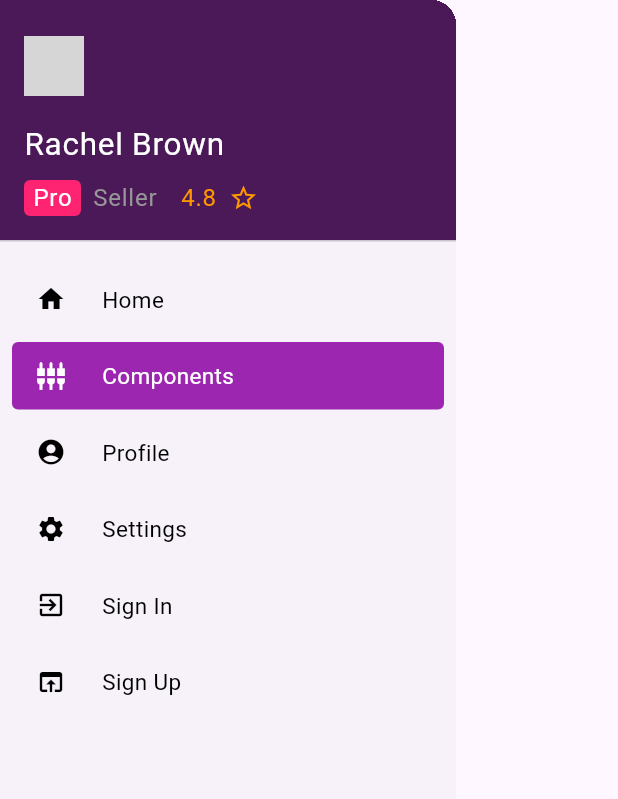
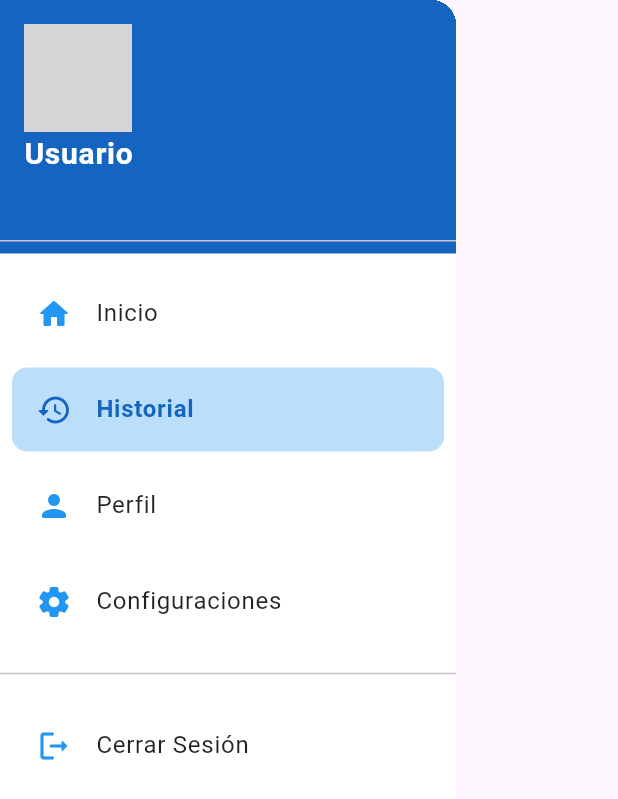
Before and after one commit to Bfarez21/flutter_application_1, a Flutter app: the MaterialDrawer widget shown alone on an empty page, opened directly, on a phone screen of 412 x 824 dp. Shown: the top 799 px of the screen. Run offline on Flutter 3.47's test engine with Material 3 defaults, Android fonts, the phone set to English and light mode, and no system bars; our stand-ins replace camera, carousel_slider, font_awesome_flutter, google_sign_in, scrollable_positioned_list; network calls fail; grey boxes are pictures that could not be loaded.

Commit message:
Menu y Historial
Menu modificado y historial con datos quemados

```diff
--- a/lib/main.dart
+++ b/lib/main.dart
@@ -9,6 +9,7 @@ import 'package:flutter_application_1/screens/onboarding.dart';
 import 'package:flutter_application_1/screens/signIn.dart';
 // vistas navegacion
 import 'package:flutter_application_1/screens/Camera.dart';
+import 'package:flutter_application_1/screens/Historial.dart';
 void main() => runApp(MaterialKitPROFlutter());
 
 class MaterialKitPROFlutter extends StatelessWidget {
@@ -25,7 +26,8 @@ class MaterialKitPROFlutter extends StatelessWidget {
           "/profile": (BuildContext context) => new Profile(),
           "/settings": (BuildContext context) => new Settings(),
           "/signin": (BuildContext context) => new Login(),
-          "/camara":(BuildContext context) => new Camara()
+          "/camara":(BuildContext context) => new Camara(),
+          "/historial": (BuildContext context) => new HistorialView()
         });
 
   }
--- a/lib/widgets/drawer.dart
+++ b/lib/widgets/drawer.dart
@@ -1,136 +1,190 @@
 import 'package:flutter/material.dart';
-// import 'package:url_launcher/url_launcher.dart';
+import 'package:google_sign_in/google_sign_in.dart';
 
-import 'package:flutter_application_1/constants/Theme.dart';
-import 'package:flutter_application_1/widgets/drawer-tile.dart';
+// Definición de la clase principal como StatelessWidget
+class MaterialDrawer extends StatelessWidget {
+  // Propiedades de la clase
+  final String currentPage;            // Página actual para resaltar en el menú
+  final GoogleSignInAccount? user;     // Datos del usuario de Google
 
-class MaterialDrawer extends StatelessWidget {
-  final String currentPage;
+  // Colores personalizados para toda la aplicación
+  static const Color primaryBlue = Color(0xFF2196F3);
+  static const Color darkBlue = Color(0xFF1565C0);
+  static const Color lightBlue = Color(0xFFBBDEFB);
 
-  MaterialDrawer({this.currentPage=""});
+  // Constructor de la clase
+  MaterialDrawer({this.currentPage = "", this.user});
 
   @override
   Widget build(BuildContext context) {
     return Drawer(
       child: Container(
-          child: Column(children: [
-        DrawerHeader(
-            decoration: BoxDecoration(color: MaterialColors.drawerHeader),
+        // Decoración con gradiente para el fondo del drawer
+        decoration: BoxDecoration(
+          gradient: LinearGradient(
+            begin: Alignment.topCenter,
+            end: Alignment.bottomCenter,
+            colors: [darkBlue, Colors.white],
+            stops: [0.3, 0.3],
+          ),
+        ),
+        child: Column(
+          children: [
+            // SECCIÓN 1: HEADER DEL USUARIO
+            UserAccountsDrawerHeader(
+              decoration: BoxDecoration(
+                color: Colors.transparent,
+              ),
+              // Widget para la foto de perfil
+              currentAccountPicture: CircleAvatar(
+                backgroundColor: lightBlue,
+                // Manejo condicional de la imagen de perfil
+                backgroundImage: user?.photoUrl != null
+                    ? NetworkImage(user!.photoUrl!)
+                    : const AssetImage('assets/default_profile.png') as ImageProvider,
+                radius: 50,
+              ),
+              // Nombre del usuario desde Google Sign In
+              accountName: Text(
+                user?.displayName ?? "Usuario",
+                style: const TextStyle(
+                  fontSize: 20,
+                  fontWeight: FontWeight.bold,
+                  color: Colors.white,
+                ),
+              ),
+              // Email del usuario desde Google Sign In
+              accountEmail: Text(
+                user?.email ?? "",
+                style: const TextStyle(
+                  color: Colors.white70,
+                  fontSize: 14,
+                ),
+              ),
+            ),
+
+            // SECCIÓN 2: MENÚ DE OPCIONES
+            Expanded(
               child: Container(
-                // padding: EdgeInsets.symmetric(horizontal: 28.0),
-                child: Column(
-              mainAxisAlignment: MainAxisAlignment.end,
-              crossAxisAlignment: CrossAxisAlignment.start,
+                color: Colors.white,
+                child: ListView(
+                  padding: const EdgeInsets.symmetric(vertical: 8.0),
                   children: [
-                CircleAvatar(
-                  backgroundImage: NetworkImage(
-                      "https://images.unsplash.com/photo-1512529920731-e8abaea917a5?fit=crop&w=840&q=80"),
+                    // Opción de Inicio
+                    _buildMenuItem(
+                      context: context,
+                      icon: Icons.home_rounded,
+                      title: "Inicio",
+                      route: '/home',
+                      isSelected: currentPage == "Home",
                     ),
-                Padding(
-                  padding: const EdgeInsets.only(bottom: 8.0, top: 16.0),
-                  child: Text("Rachel Brown",
-                      style: TextStyle(color: Colors.white, fontSize: 21)),
+
+                    // Opción de Historial
+                    _buildMenuItem(
+                      context: context,
+                      icon: Icons.history_rounded,
+                      title: "Historial",
+                      route: '/historial',
+                      isSelected: currentPage == "Historial",
                     ),
-                Padding(
-                  padding: const EdgeInsets.only(bottom: 8.0),
-                  child: Row(
-                    children: [
-                      Padding(
-                        padding: const EdgeInsets.only(right: 8.0),
-                        child: Container(
-                            padding: EdgeInsets.symmetric(horizontal: 6),
-                            decoration: BoxDecoration(
-                                borderRadius: BorderRadius.circular(4),
-                                color: MaterialColors.label),
-                            child: Text("Pro",
-                                style: TextStyle(
-                                    color: Colors.white, fontSize: 16))),
+
+                    // Opción de Perfil
+                    _buildMenuItem(
+                      context: context,
+                      icon: Icons.person_rounded,
+                      title: "Perfil",
+                      route: '/profile',
+                      isSelected: currentPage == "Perfil",
                     ),
-                      Padding(
-                        padding: const EdgeInsets.only(right: 16.0),
-                        child: Text("Seller",
-                            style: TextStyle(
-                                color: MaterialColors.muted, fontSize: 16)),
+
+                    // Opción de Configuraciones (Nueva)
+                    _buildMenuItem(
+                      context: context,
+                      icon: Icons.settings_rounded,
+                      title: "Configuraciones",
+                      route: '/settings',
+                      isSelected: currentPage == "Configuraciones",
                     ),
-                      Row(
-                        children: [
-                          Padding(
-                            padding: const EdgeInsets.only(right: 8.0),
-                            child: Text("4.8",
-                                style: TextStyle(
-                                    color: MaterialColors.warning,
-                                    fontSize: 16)),
+
+                    // Separador antes de las opciones de cierre
+                    const Divider(height: 32),
+
+                    // Opción de Cerrar Sesión
+                    _buildMenuItem(
+                      context: context,
+                      icon: Icons.logout_rounded,
+                      title: "Cerrar Sesión",
+                      route: '/signin',
+                      isSelected: false,
+                      // IMPORTANTE: Esta es la función de cierre de sesión
+                      onTap: () async {
+                        try {
+                          // 1. Cierra la sesión de Google
+                          await GoogleSignIn().signOut();
+                          // 2. Redirecciona a la página de inicio de sesión
+                          Navigator.pushReplacementNamed(context, '/signin');
+                        } catch (error) {
+                          // 3. Maneja cualquier error durante el cierre de sesión
+                          ScaffoldMessenger.of(context).showSnackBar(
+                            const SnackBar(
+                              content: Text('Error al cerrar sesión'),
+                              backgroundColor: Colors.red,
                             ),
-                          Icon(Icons.star_border,
-                              color: MaterialColors.warning, size: 20)
-                        ],
-                      )
+                          );
+                        }
+                      },
+                    ),
                   ],
                 ),
-                )
+              ),
+            ),
           ],
-            ))),
-        Expanded(
-            child: ListView(
-          padding: EdgeInsets.only(top: 8, left: 8, right: 8),
-          children: [
-            DrawerTile(
-                icon: Icons.home,
-                onTap: () {
-                  if (currentPage != "Home")
-                    Navigator.pushReplacementNamed(context, '/home');
+        ),
+      ),
+    );
+  }
+
+  // FUNCIÓN AUXILIAR: Constructor de elementos del menú
+  Widget _buildMenuItem({
+    required BuildContext context,     // Contexto de la aplicación
+    required IconData icon,            // Ícono a mostrar
+    required String title,             // Título del elemento
+    required String route,             // Ruta de navegación
+    required bool isSelected,          // Estado de selección
+    VoidCallback? onTap,              // Función opcional al tocar
+  }) {
+    return Container(
+      // Estilo del contenedor del ítem
+      margin: const EdgeInsets.symmetric(horizontal: 8, vertical: 4),
+      decoration: BoxDecoration(
+        borderRadius: BorderRadius.circular(10),
+        color: isSelected ? lightBlue : Colors.transparent,
+      ),
+      child: ListTile(
+        // Ícono del elemento
+        leading: Icon(
+          icon,
+          color: isSelected ? darkBlue : primaryBlue,
+          size: 24,
+        ),
+        // Texto del elemento
+        title: Text(
+          title,
+          style: TextStyle(
+            color: isSelected ? darkBlue : Colors.black87,
+            fontWeight: isSelected ? FontWeight.bold : FontWeight.normal,
+          ),
+        ),
+        // Manejo del tap: usa onTap personalizado o navegación por defecto
+        onTap: onTap ?? () {
+          if (currentPage != title) {
+            Navigator.pushReplacementNamed(context, route);
+          }
         },
-                iconColor: Colors.black,
-                title: "Home",
-                isSelected: currentPage == "Home" ? true : false),
-            DrawerTile(
-                icon: Icons.settings_input_component,
-                onTap: () {
-                  if (currentPage != "Components")
-                    Navigator.pushReplacementNamed(context, '/components');
-                },
-                iconColor: Colors.black,
-                title: "Components",
-                isSelected: currentPage == "Components" ? true : false),
-            DrawerTile(
-                icon: Icons.account_circle,
-                onTap: () {
-                  if (currentPage != "Profile")
-                    Navigator.pushReplacementNamed(context, '/profile');
-                },
-                iconColor: Colors.black,
-                title: "Profile",
-                isSelected: currentPage == "Profile" ? true : false),
-            DrawerTile(
-                icon: Icons.settings,
-                onTap: () {
-                  if (currentPage != "Settings")
-                    Navigator.pushReplacementNamed(context, '/settings');
-                },
-                iconColor: Colors.black,
-                title: "Settings",
-                isSelected: currentPage == "Settings" ? true : false),
-            DrawerTile(
-                icon: Icons.exit_to_app,
-                onTap: () {
-                  if (currentPage != "Sign In")
-                    Navigator.pushReplacementNamed(context, '/signin');
-                },
-                iconColor: Colors.black,
-                title: "Sign In",
-                isSelected: currentPage == "Sign In" ? true : false),
-            DrawerTile(
-                icon: Icons.open_in_browser,
-                onTap: () {
-                  if (currentPage != "Sign Up")
-                    Navigator.pushReplacementNamed(context, '/signup');
-                },
-                iconColor: Colors.black,
-                title: "Sign Up",
-                isSelected: currentPage == "Sign Up" ? true : false),
-          ],
-        ))
-      ])),
+        shape: RoundedRectangleBorder(
+          borderRadius: BorderRadius.circular(10),
+        ),
+      ),
     );
   }
 }
--- a/pubspec.yaml
+++ b/pubspec.yaml
@@ -31,10 +31,15 @@ dependencies:
   flutter:
     sdk: flutter
 
+
   scrollable_positioned_list: ^0.3.5
   carousel_slider: ^5.0.0
   font_awesome_flutter: ^10.4.0
   camera: ^0.10.0+3
+  google_sign_in: ^5.4.2  # Agregar el paquete google_sign_in
+  provider: ^6.1.2
+
+
   # The following adds the Cupertino Icons font to your application.
   # Use with the CupertinoIcons class for iOS style icons.
   cupertino_icons: ^1.0.8
```
Also changed, not shown: lib/screens/Historial.dart (added, +239 -0 lines), pubspec.lock. Lines whose indentation alone changed are shown as unchanged.
